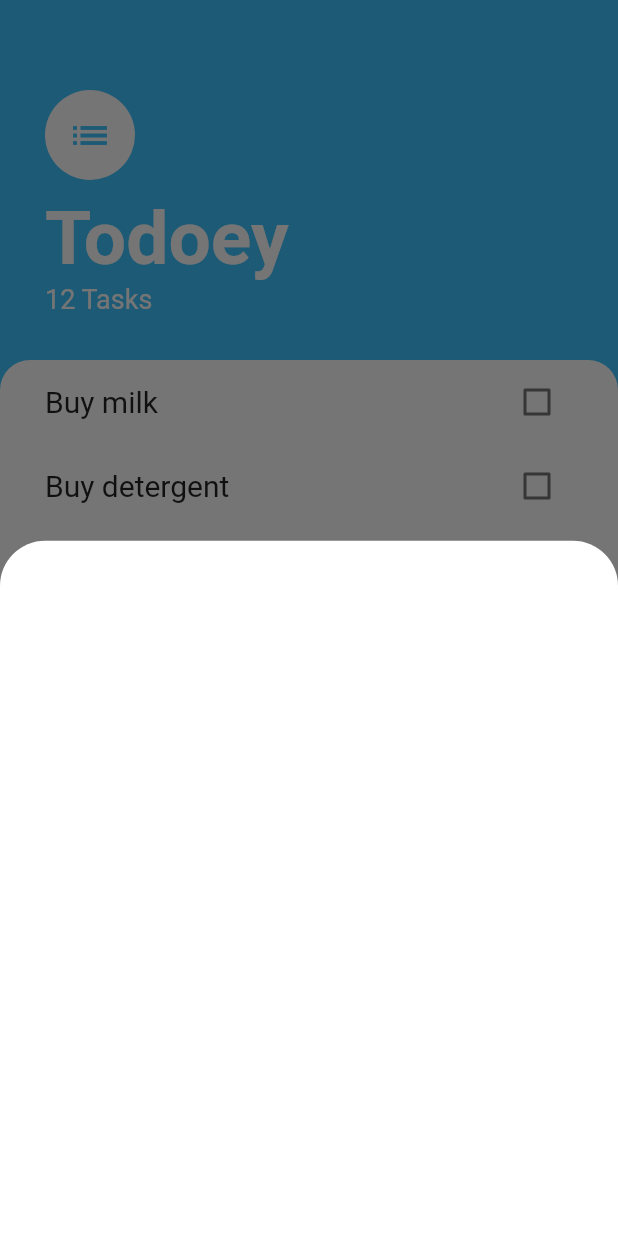
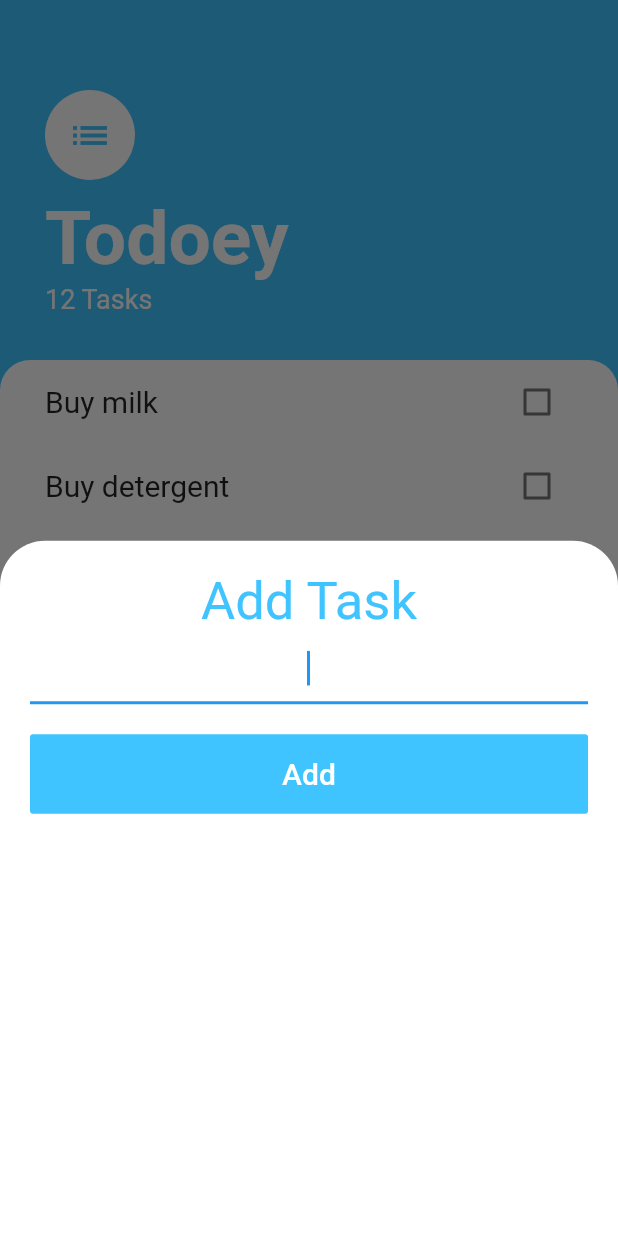
Before and after one commit to paxcodes/todoey, a Flutter app: the screen it shows after launch, after a tap on the "add" icon, on a phone screen of 412 x 824 dp. Run offline on Flutter 3.47's test engine with Material 2 defaults, Android fonts, the phone set to English and light mode, and no system bars.

Commit message:
:sparkles: Implement the bottom sheet

```diff
--- a/lib/screens/add_task_screen.dart
+++ b/lib/screens/add_task_screen.dart
@@ -3,6 +3,48 @@ import 'package:flutter/material.dart';
 class AddTaskScreen extends StatelessWidget {
   @override
   Widget build(BuildContext context) {
-    return Container();
+    return Padding(
+      padding: const EdgeInsets.all(20.0),
+      child: Column(
+        crossAxisAlignment: CrossAxisAlignment.stretch,
+        children: <Widget>[
+          Text(
+            "Add Task",
+            textAlign: TextAlign.center,
+            style: TextStyle(
+              fontSize: 35,
+              color: Colors.lightBlueAccent,
+            ),
+          ),
+          TextField(
+            autofocus: true,
+            textAlign: TextAlign.center,
+            style: TextStyle(
+              fontSize: 20,
+            ),
+            decoration: InputDecoration(
+                enabledBorder: UnderlineInputBorder(
+                    borderSide: BorderSide(
+              color: Colors.lightBlueAccent,
+              width: 5,
+              style: BorderStyle.solid,
+            ))),
+          ),
+          SizedBox(
+            height: 20,
+          ),
+          FlatButton(
+            padding: EdgeInsets.symmetric(vertical: 15),
+            color: Colors.lightBlueAccent,
+            textColor: Colors.white,
+            onPressed: () {},
+            child: Text(
+              "Add",
+              style: TextStyle(fontSize: 20),
+            ),
+          ),
+        ],
+      ),
+    );
   }
 }
```
